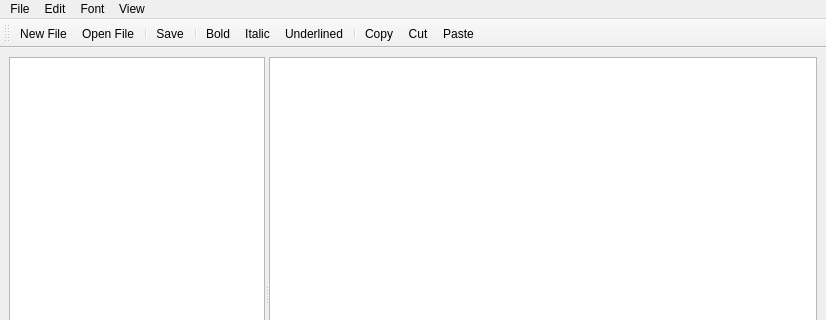
Above: ui/mainnoter.ui from leofracca/noter before the change; both pictures show x 0 to 826 and y 0 to 320 of the 826 by 562 pixel window. Below: the same form after it.
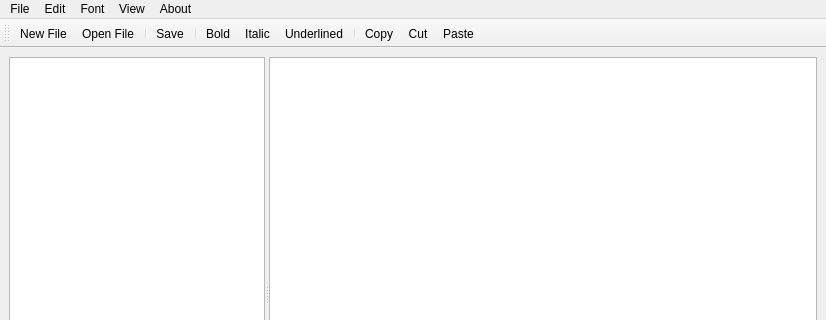
That is the form after the change. Icons and pictures are not drawn.

Commit message: Added about dialog

Diff of the .ui file:
```diff
--- a/ui/mainnoter.ui
+++ b/ui/mainnoter.ui
@@ -125,10 +125,17 @@
     </widget>
     <addaction name="menuZoom"/>
    </widget>
+   <widget class="QMenu" name="menuAbout">
+    <property name="title">
+     <string>About</string>
+    </property>
+    <addaction name="actionAbout_Noter"/>
+   </widget>
    <addaction name="menuFile"/>
    <addaction name="menuEdit"/>
    <addaction name="menuFont"/>
    <addaction name="menuView"/>
+   <addaction name="menuAbout"/>
   </widget>
   <widget class="QStatusBar" name="statusbar"/>
   <widget class="QToolBar" name="toolBar">
```
Left out of the diff: 5 changed lines with no effect on the pictures. The commit also changes 3 other files.
